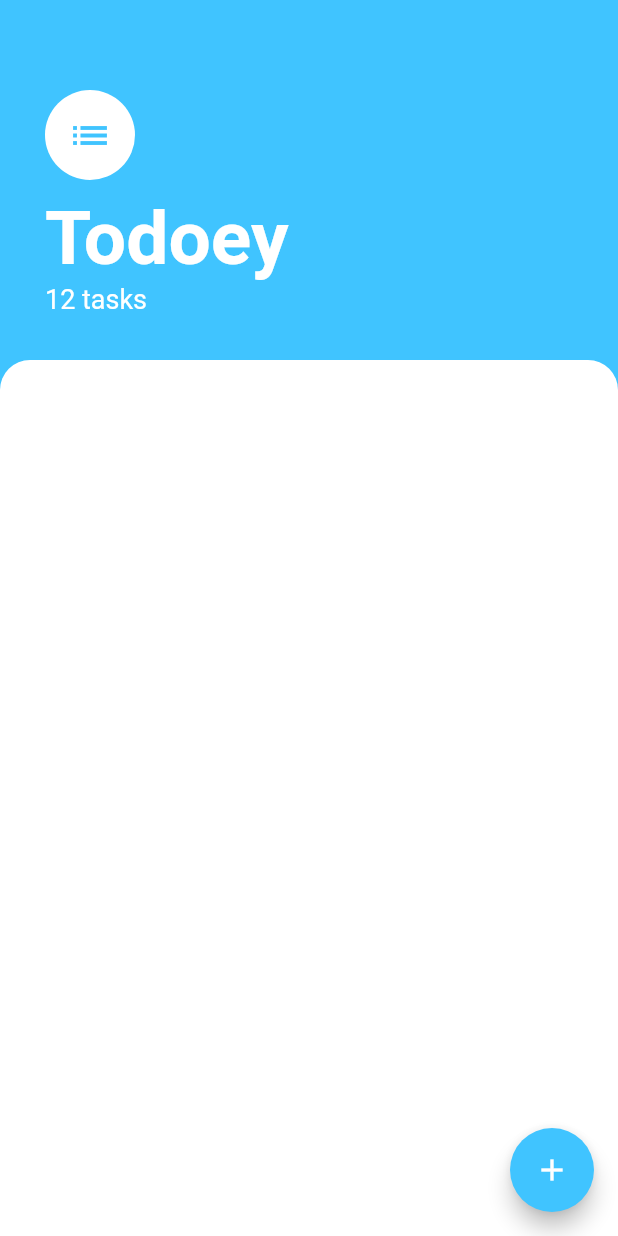
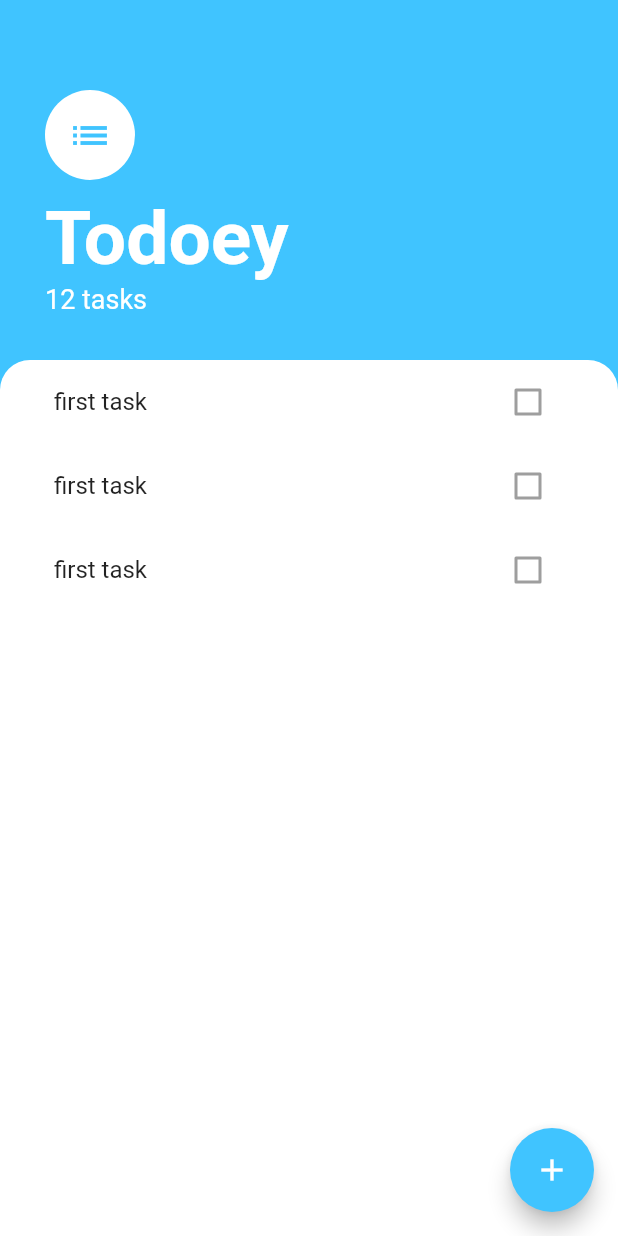
Before and after one commit to MrCasco/todoey_list, a Flutter app: the screen it shows after launch, on a phone screen of 412 x 824 dp. Run offline on Flutter 3.47's test engine with Material 2 defaults, Android fonts, the phone set to English and light mode, and no system bars.

Commit message:
Refactoring code and adding tasks

```diff
--- /dev/null
+++ b/lib/components/task_tile.dart
@@ -0,0 +1,15 @@
+import 'package:flutter/material.dart';
+
+class TaskTile extends StatelessWidget {
+  @override
+  Widget build(BuildContext context) {
+    return ListTile(
+      title: Text(
+        'first task',
+      ),
+      trailing: Checkbox(
+        value: false,
+      ),
+    );
+  }
+}
--- /dev/null
+++ b/lib/components/tasks_list.dart
@@ -0,0 +1,19 @@
+import 'package:flutter/material.dart';
+import 'task_tile.dart';
+
+class TasksList extends StatelessWidget {
+  const TasksList({
+    Key key,
+  }) : super(key: key);
+
+  @override
+  Widget build(BuildContext context) {
+    return ListView(
+      children: <Widget>[
+        TaskTile(),
+        TaskTile(),
+        TaskTile(),
+      ],
+    );
+  }
+}
--- a/lib/screens/task_screen.dart
+++ b/lib/screens/task_screen.dart
@@ -1,4 +1,6 @@
 import 'package:flutter/material.dart';
+import 'package:todoey_list/utilities/constants.dart';
+import 'package:todoey_list/components/tasks_list.dart';
 
 class TasksScreen extends StatelessWidget {
   @override
@@ -64,6 +66,8 @@ class TasksScreen extends StatelessWidget {
                   topRight: Radius.circular(20.0),
                 ),
               ),
+              padding: EdgeInsets.symmetric(horizontal: 20.0),
+              child: TasksList(),
             ),
           ),
         ],
--- /dev/null
+++ b/lib/utilities/constants.dart
@@ -0,0 +1,6 @@
+import 'package:flutter/material.dart';
+
+const kTextStyleTask = TextStyle(
+  fontSize: 20.0,
+
+);
```
